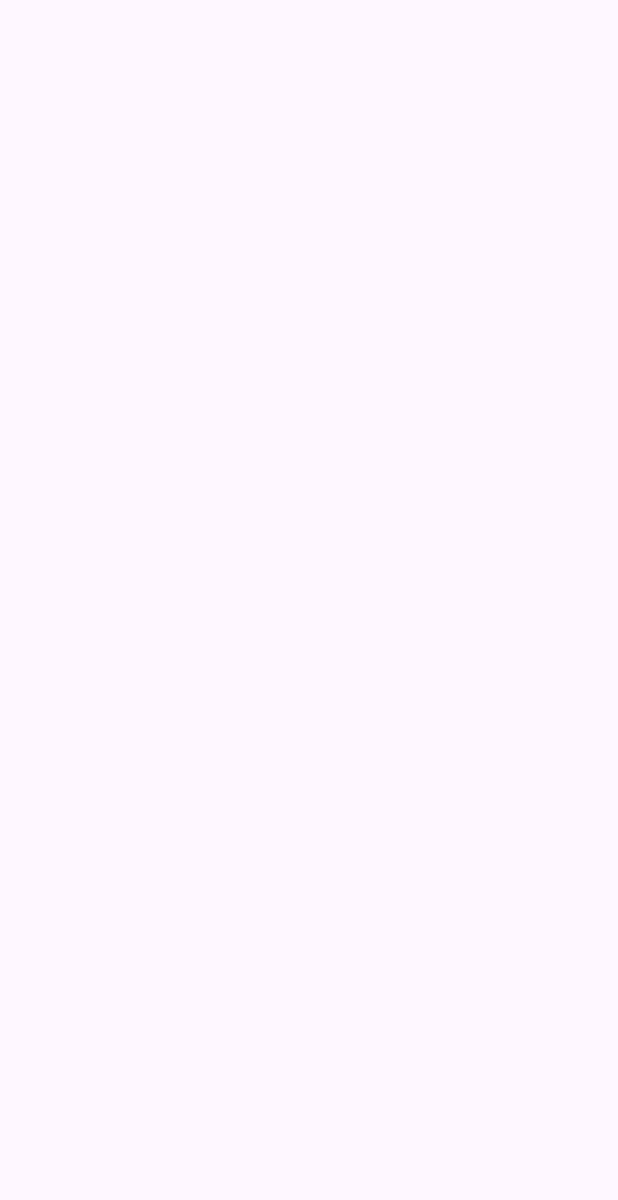
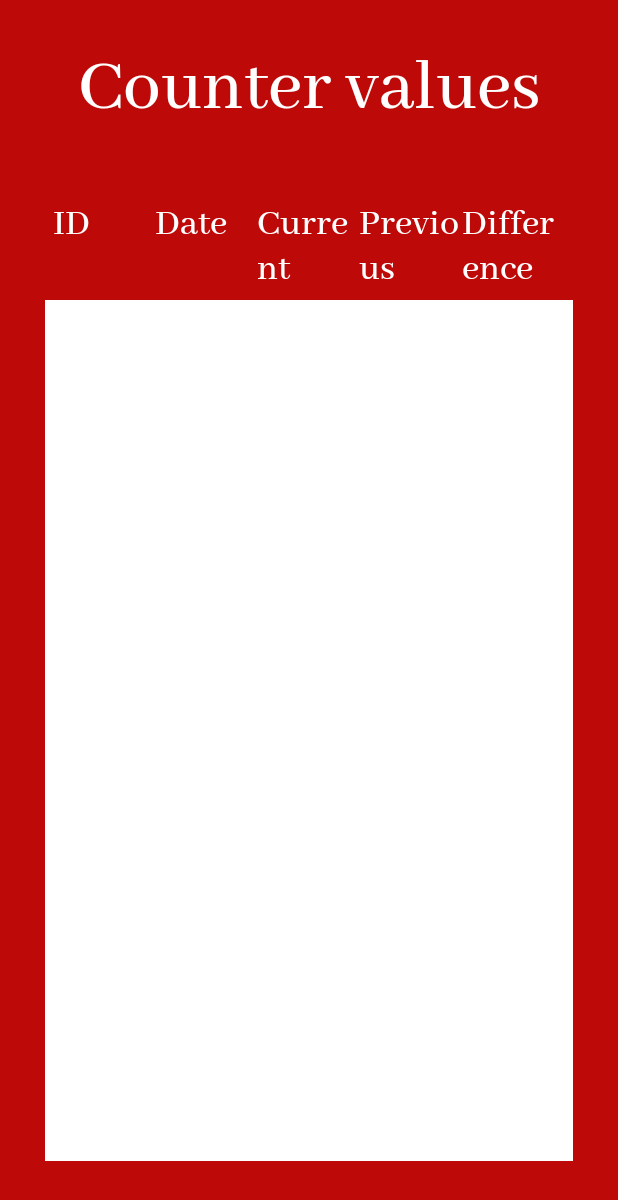
Before and after one commit to ArKiT17/Coursework_SmartMeter, an Android app: the ReviewValuesActivity screen opened directly, with no data from a screen before it, on a phone screen of 412 x 824 dp. Before the commit the part shown is empty. Shown: the top 1200 px of the screen. Run offline under Robolectric (Android 15) with nearby library versions, the phone set to English and light mode, and no system bars.

Commit message:
- змінений переклад деяких фраз - додана адаптивна сторінка перегляду значень лічильника

```diff
--- a/app/src/main/res/layout/activity_edit_value.xml
+++ b/app/src/main/res/layout/activity_edit_value.xml
@@ -57,7 +57,7 @@
             android:text="@string/title_editing"
             android:textAlignment="center"
             android:textColor="@color/text_light"
-            android:textSize="70sp"
+            android:textSize="60sp"
             app:layout_constraintStart_toStartOf="parent"
             app:layout_constraintTop_toTopOf="parent" />
 
--- a/app/src/main/res/layout/activity_review_values.xml
+++ b/app/src/main/res/layout/activity_review_values.xml
@@ -1,10 +1,104 @@
 <?xml version="1.0" encoding="utf-8"?>
-<androidx.constraintlayout.widget.ConstraintLayout xmlns:android="http://schemas.android.com/apk/res/android"
+<LinearLayout xmlns:android="http://schemas.android.com/apk/res/android"
     xmlns:app="http://schemas.android.com/apk/res-auto"
     xmlns:tools="http://schemas.android.com/tools"
     android:id="@+id/main"
     android:layout_width="match_parent"
     android:layout_height="match_parent"
+    android:background="@color/bg_dark"
+    android:orientation="vertical"
     tools:context=".activities.ReviewValuesActivity">
 
-</androidx.constraintlayout.widget.ConstraintLayout>
+    <TextView
+        android:id="@+id/titleCounters"
+        android:layout_width="match_parent"
+        android:layout_height="wrap_content"
+        android:layout_marginTop="30dp"
+        android:fontFamily="@font/abhayalibre_medium"
+        android:text="@string/title_review_values"
+        android:textAlignment="center"
+        android:textColor="@color/text_light"
+        android:textSize="50sp" />
+
+    <Spinner
+        android:id="@+id/companyChooseList"
+        android:layout_width="match_parent"
+        android:layout_height="wrap_content"
+        android:layout_marginHorizontal="50dp"
+        android:layout_marginVertical="10dp"
+        android:background="@color/spinner_bg_grey" />
+
+    <Spinner
+        android:id="@+id/counterChooseList"
+        android:layout_width="match_parent"
+        android:layout_height="wrap_content"
+        android:layout_marginHorizontal="50dp"
+        android:layout_marginVertical="10dp"
+        android:background="@color/spinner_bg_grey" />
+
+    <LinearLayout
+        android:id="@+id/header"
+        android:layout_width="match_parent"
+        android:layout_height="wrap_content"
+        android:layout_marginHorizontal="30dp"
+        android:background="@color/bg_dark"
+        android:orientation="horizontal"
+        android:padding="5dp">
+
+        <TextView
+            android:layout_width="0dp"
+            android:layout_height="wrap_content"
+            android:layout_weight="1"
+            android:fontFamily="@font/abhayalibre_medium"
+            android:text="@string/history_id"
+            android:textColor="@color/text_light"
+            android:textSize="25sp" />
+
+        <TextView
+            android:layout_width="0dp"
+            android:layout_height="wrap_content"
+            android:layout_weight="1"
+            android:fontFamily="@font/abhayalibre_medium"
+            android:text="@string/history_putDate"
+            android:textColor="@color/text_light"
+            android:textSize="25sp" />
+
+        <TextView
+            android:layout_width="0dp"
+            android:layout_height="wrap_content"
+            android:layout_weight="1"
+            android:fontFamily="@font/abhayalibre_medium"
+            android:text="@string/history_currValue"
+            android:textColor="@color/text_light"
+            android:textSize="25sp" />
+
+        <TextView
+            android:layout_width="0dp"
+            android:layout_height="wrap_content"
+            android:layout_weight="1"
+            android:fontFamily="@font/abhayalibre_medium"
+            android:text="@string/history_prevValue"
+            android:textColor="@color/text_light"
+            android:textSize="25sp" />
+
+        <TextView
+            android:layout_width="0dp"
+            android:layout_height="wrap_content"
+            android:layout_weight="1"
+            android:fontFamily="@font/abhayalibre_medium"
+            android:text="@string/history_difference"
+            android:textColor="@color/text_light"
+            android:textSize="25sp" />
+
+    </LinearLayout>
+
+    <ListView
+        android:id="@+id/listValues"
+        android:layout_width="match_parent"
+        android:layout_height="match_parent"
+        android:layout_marginHorizontal="30dp"
+        android:layout_marginBottom="50dp"
+        android:background="@color/bg"
+        android:padding="2dp" />
+
+</LinearLayout>
--- a/app/src/main/res/values/strings.xml
+++ b/app/src/main/res/values/strings.xml
@@ -3,7 +3,7 @@
 
     <string name="btn_start">START</string>
     <string name="btn_counters">Counters</string>
-    <string name="btn_values">Values</string>
+    <string name="btn_values">Edit values</string>
     <string name="btn_history">History</string>
     <string name="btn_export">Export to Excel</string>
     <string name="btn_changeDate">Change date</string>
@@ -29,11 +29,11 @@
     <string name="title_resultValue">Difference:</string>
     <string name="title_floor">Floor:</string>
 
-    <string name="title_editing">Edit</string>
+    <string name="title_editing">Edition</string>
 
     <string name="title_counters">Counters</string>
 
-    <string name="title_review_values">Counter info</string>
+    <string name="title_review_values">Counter values</string>
 
     <string name="title_excel" translatable="false">Excel</string>
     <string name="title_mail_to">Mail to:</string>
@@ -62,7 +62,7 @@
     <!--    Values history activity    -->
 
     <string name="history_id" translatable="false">ID</string>
-    <string name="history_putDate">Meter reading date</string>
+    <string name="history_putDate">Date</string>
     <string name="history_prevValue">Previous</string>
     <string name="history_currValue">Current</string>
     <string name="history_difference">Difference</string>
```
Also changed, not shown: 2 other files.
